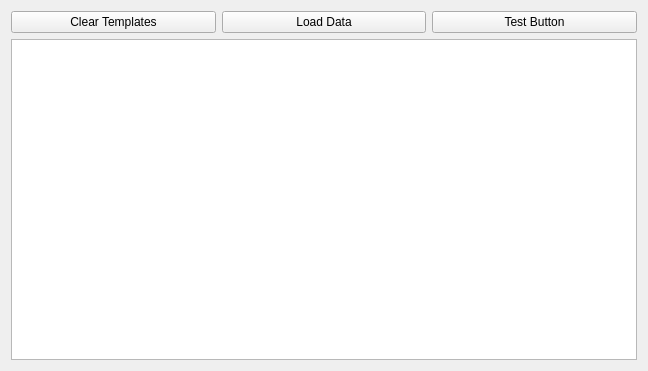
Qt form quickfeatures/gui/plugin_widget.ui (andrew-plowright/quickfeatures) before a commit.
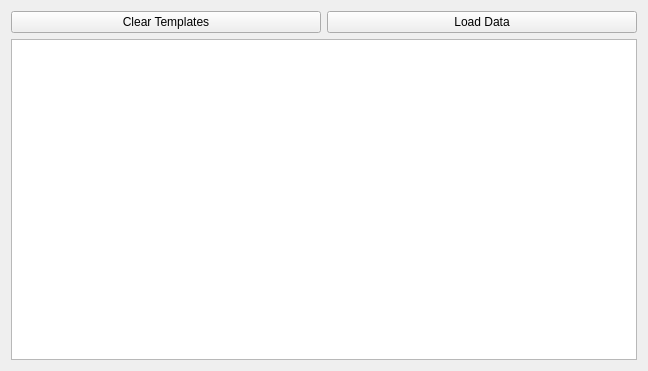
The same form after that commit.

The edit to the form file:
```diff
--- a/quickfeatures/gui/plugin_widget.ui
+++ b/quickfeatures/gui/plugin_widget.ui
@@ -30,13 +30,6 @@
        </property>
       </widget>
      </item>
-     <item>
-      <widget class="QPushButton" name="test_button">
-       <property name="text">
-        <string>Test Button</string>
-       </property>
-      </widget>
-     </item>
     </layout>
    </item>
    <item>
```
